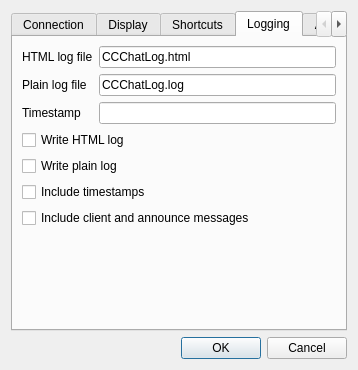
Above: options.ui from NadnerbD/QtCyanChat before the change. Below: the same form after it.
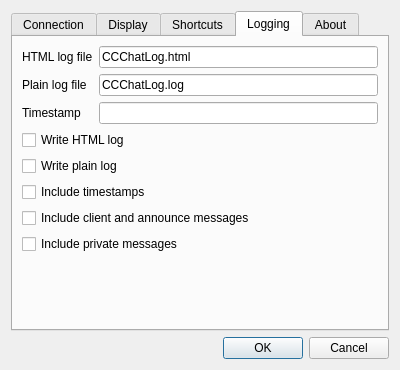
That is the form after the change. The open tabs and pages were chosen to show the change. Icons and pictures are not drawn.

Commit message: Added option to disable logging of private messages

Patch:
```diff
--- a/options.ui
+++ b/options.ui
@@ -6,7 +6,7 @@
    <rect>
     <x>0</x>
     <y>0</y>
-    <width>358</width>
+    <width>400</width>
     <height>325</height>
    </rect>
   </property>
@@ -379,6 +379,13 @@
          </property>
         </widget>
        </item>
+       <item row="9" column="0" colspan="2">
+        <widget class="QCheckBox" name="logPrivateBox">
+         <property name="text">
+          <string>Include private messages</string>
+         </property>
+        </widget>
+       </item>
       </layout>
      </widget>
      <widget class="QWidget" name="aboutTab">
```
The commit also changes 3 other files.
